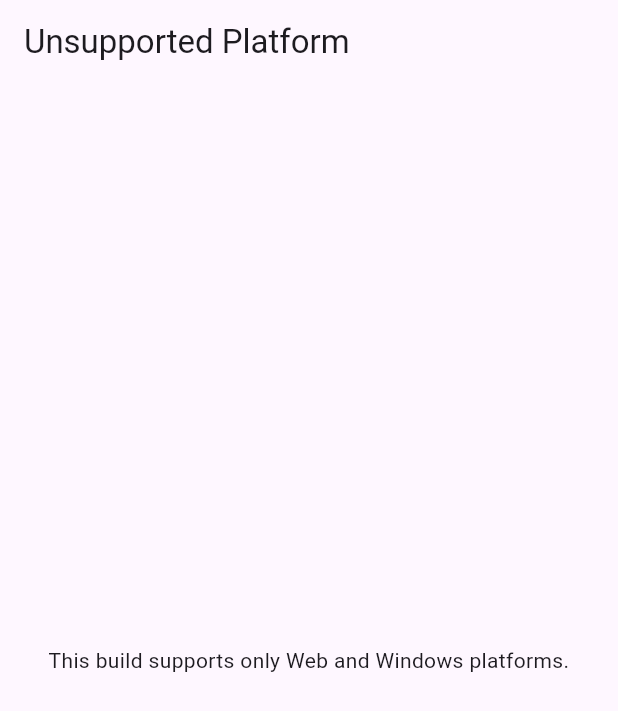
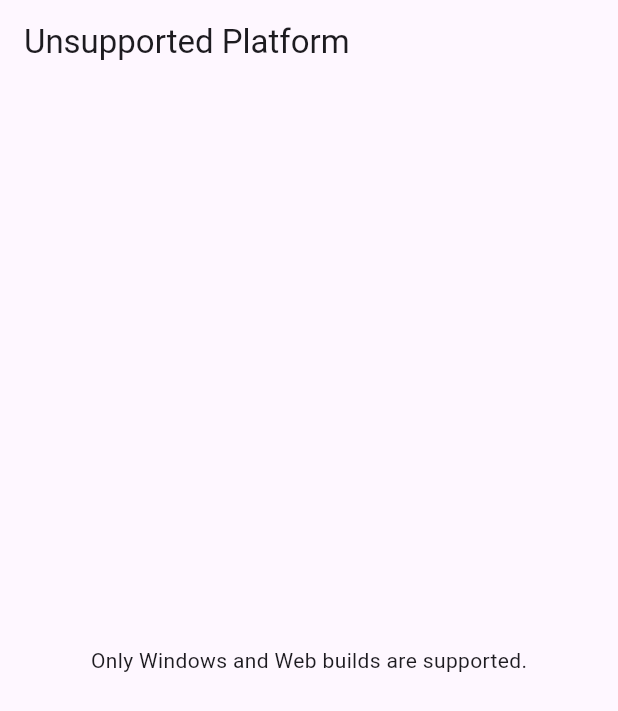
Before and after one commit to srikanthu/qr_verifier_windows, a Flutter app: the screen it shows after launch, on a phone screen of 412 x 824 dp. Shown: the top 711 px of the screen. Run offline on Flutter 3.47's test engine with Material 3 defaults, Android fonts, the phone set to English and light mode, and no system bars; missing offline and left inert: camera_windows, qr_code_dart_scan, zxing2.

Commit message:
Update unsupported platform message in main.dart

```diff
--- a/lib/main.dart
+++ b/lib/main.dart
@@ -32,10 +32,7 @@ class PlatformSelector extends StatelessWidget {
     return Scaffold(
       appBar: AppBar(title: const Text('Unsupported Platform')),
       body: const Center(
-        child: Text(
-          'This build supports only Web and Windows platforms.',
-          textAlign: TextAlign.center,
-        ),
+        child: Text('Only Windows and Web builds are supported.'),
       ),
     );
   }
```
